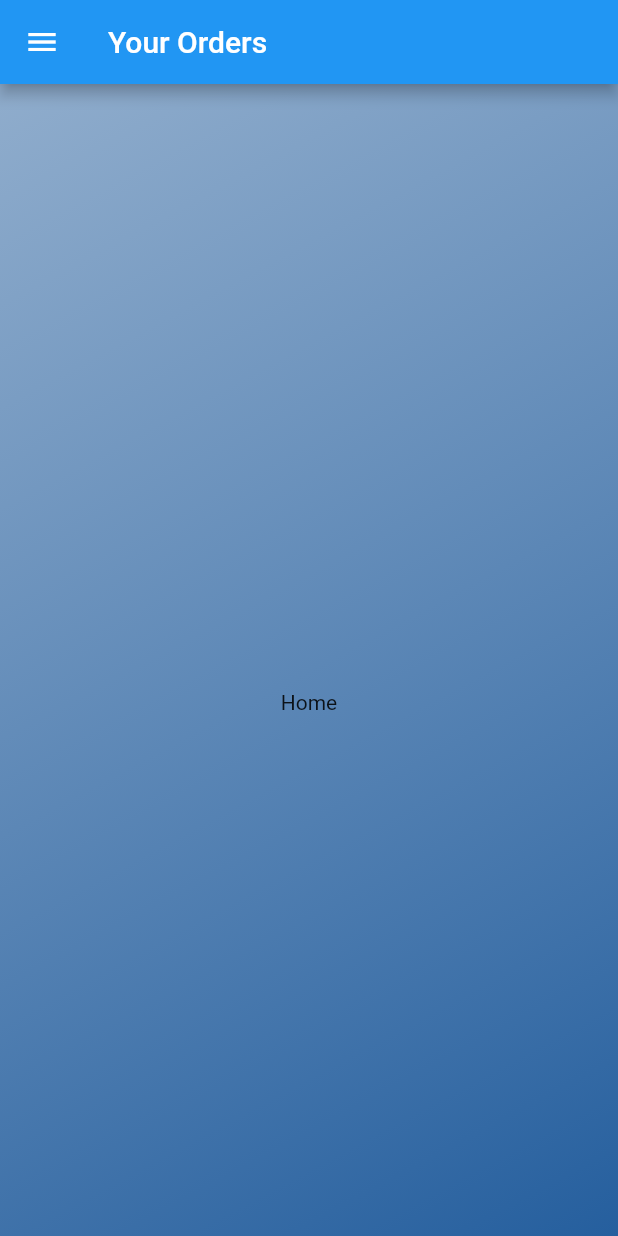
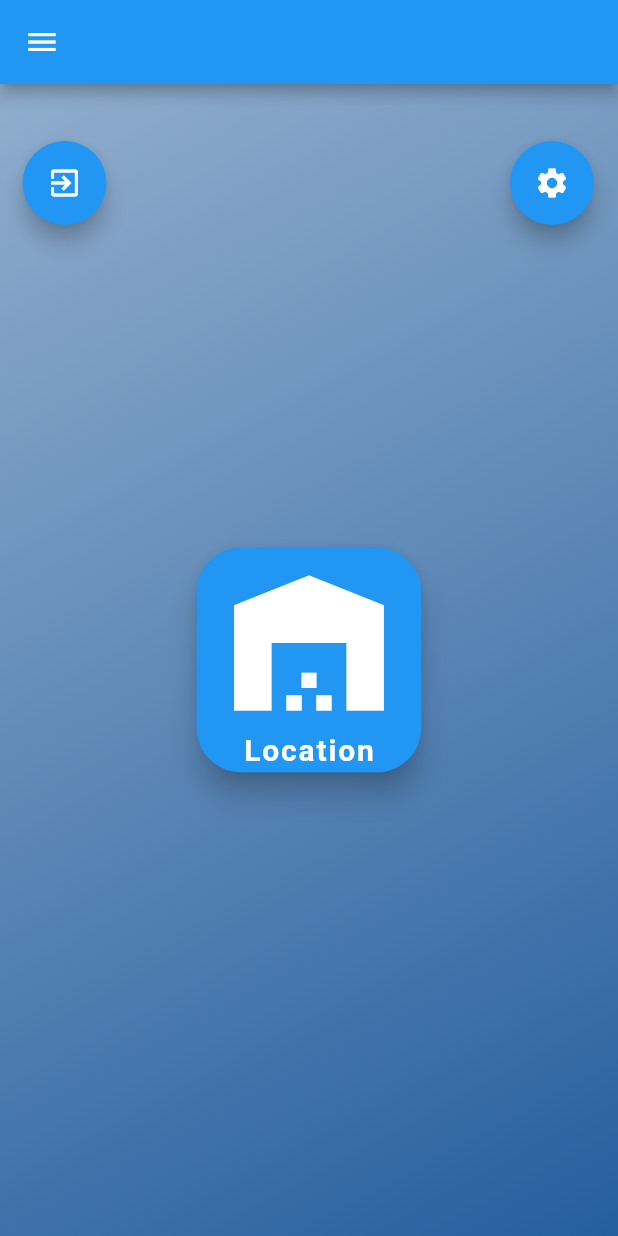
Before and after one commit to MConcoba/Ubicaciones-App-Handle, a Flutter app: the Home screen opened by its route, on a phone screen of 412 x 824 dp. Run offline on Flutter 3.47's test engine with Material 2 defaults, Android fonts, the phone set to English and light mode, and no system bars; our stand-ins replace audioplayers, device_info_plus, flutter_dotenv, shared_preferences; missing offline and left inert: honeywell_scanner, is_first_run, sql_conn; accounts and stored records are empty.

Commit message:
add: config style home screen

```diff
--- a/lib/src/screens/home.dart
+++ b/lib/src/screens/home.dart
@@ -1,6 +1,7 @@
 import 'package:flutter/material.dart';
 import 'package:flutter/src/widgets/framework.dart';
-import 'package:locations/src/screens/connection.dart';
+import 'package:locations/src/screens/new_location_screen.dart';
+import 'package:locations/src/screens/settings.dart';
 import 'package:locations/src/widgets/app_drawer.dart';
 import 'package:provider/provider.dart';
 
@@ -14,13 +15,26 @@ class Home extends StatefulWidget {
 }
 
 class _HomeState extends State<Home> {
+  void loc(BuildContext ctx) {
+    showDialog(
+      context: ctx,
+      builder: (_) {
+        return AlertDialog(
+          title: Text('Settings'),
+          content: Settings(),
+          //behavior: HitTestBehavior.opaque,
+        );
+      },
+    );
+  }
+
   void connecion(BuildContext ctx) {
     showDialog(
       context: ctx,
       builder: (_) {
         return AlertDialog(
           title: Text('Settings'),
-          content: ConnectionDB(),
+          content: Settings(),
           //behavior: HitTestBehavior.opaque,
         );
       },
@@ -28,8 +42,8 @@ class _HomeState extends State<Home> {
   }
 
   void logout(BuildContext ctx) {
-    // Navigator.of(context).pop();
-    // Navigator.of(context).pushReplacementNamed('/');
+    Navigator.of(context).pop();
+    Navigator.of(context).pushReplacementNamed('/');
     Provider.of<Auth>(context, listen: false).logout();
   }
 
@@ -38,10 +52,9 @@ class _HomeState extends State<Home> {
     final deviceSize = MediaQuery.of(context).size;
     return Scaffold(
       appBar: AppBar(
-        title: Text('Your Orders'),
+        title: Text(''),
       ),
       drawer: AppDrawer(),
-
       body: Stack(
         children: <Widget>[
           Container(
@@ -57,55 +70,75 @@ class _HomeState extends State<Home> {
               ),
             ),
           ),
-          SingleChildScrollView(
+          Center(
+            child: Material(
+              color: Colors.blue,
+              elevation: 8,
+              borderRadius: BorderRadius.circular(30),
+              clipBehavior: Clip.antiAliasWithSaveLayer,
               child: Container(
-              height: deviceSize.height,
-              width: deviceSize.width,
+                width: 150,
+                height: 150,
+                decoration: BoxDecoration(
+                    color: Colors.transparent,
+                    borderRadius: BorderRadius.circular(30)),
+                child: FloatingActionButton(
+                  shape: RoundedRectangleBorder(
+                      borderRadius: BorderRadius.circular(5)),
+                  splashColor: Colors.black26,
+                  heroTag: 'loc',
+                  onPressed: () {
+                    Navigator.of(context).pushNamed(LocScreen.routeName);
+                  },
                   child: Column(
-                mainAxisAlignment: MainAxisAlignment.center,
-                crossAxisAlignment: CrossAxisAlignment.center,
-                children: <Widget>[
-                  Flexible(
-                    flex: deviceSize.width > 600 ? 2 : 1,
-                    child: Text('Home'),
+                    mainAxisSize: MainAxisSize.min,
+                    children: [
+                      Icon(
+                        Icons.warehouse,
+                        size: 120,
                       ),
+                      Text(
+                        'Location',
+                        style: TextStyle(
+                          fontSize: 20,
+                          color: Colors.white,
+                          fontWeight: FontWeight.bold,
+                        ),
+                      )
                     ],
                   ),
                 ),
               ),
+            ),
+          )
         ],
       ),
-      /* floatingActionButton: Stack(
+      floatingActionButton: Stack(
         children: <Widget>[
           Padding(
-              padding: EdgeInsets.only(left: 31, top: 50),
+            padding: EdgeInsets.only(left: 31, top: 110),
             child: Align(
               alignment: Alignment.topLeft,
               child: FloatingActionButton(
+                heroTag: 'exit',
                 onPressed: () => logout(context),
                 child: Icon(Icons.exit_to_app),
               ),
             ),
           ),
           Padding(
-              padding: EdgeInsets.only(left: 31, top: 50),
+            padding: EdgeInsets.only(left: 31, top: 110),
             child: Align(
               alignment: Alignment.topRight,
               child: FloatingActionButton(
+                heroTag: 'set',
                 onPressed: () => connecion(context),
                 child: Icon(Icons.settings),
               ),
             ),
           ),
         ],
-        ) */
-      //floatingActionButtonLocation: FloatingActionButtonLocation.endTop,
-
-      /* floatingActionButtonLocation: FloatingActionButtonLocation.endTop,
-      floatingActionButton: FloatingActionButton(
-        child: Icon(Icons.settings),
-        onPressed: () => connecion(context),
-      ), */
+      ),
     );
   }
 }
```
Lines whose indentation alone changed are shown as unchanged.
